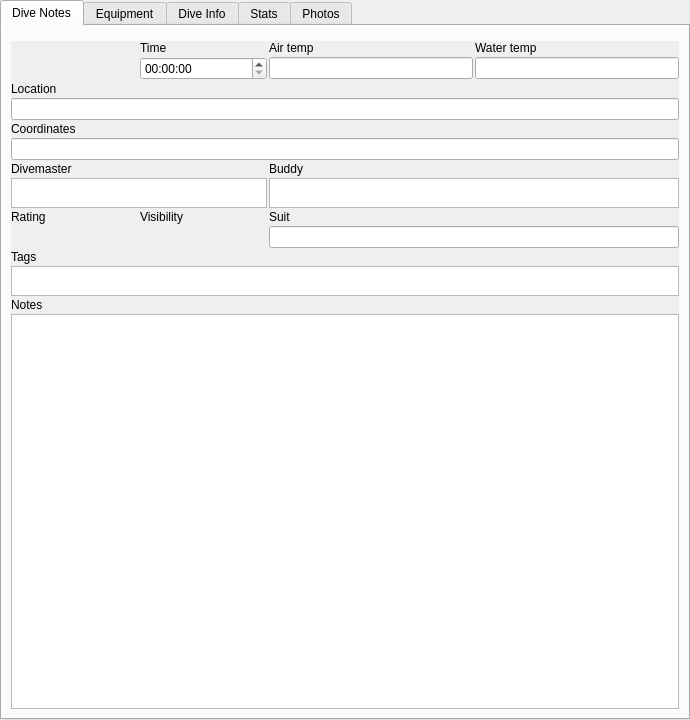
Old version of the form qt-ui/maintab.ui in the repository subsurface/subsurface.
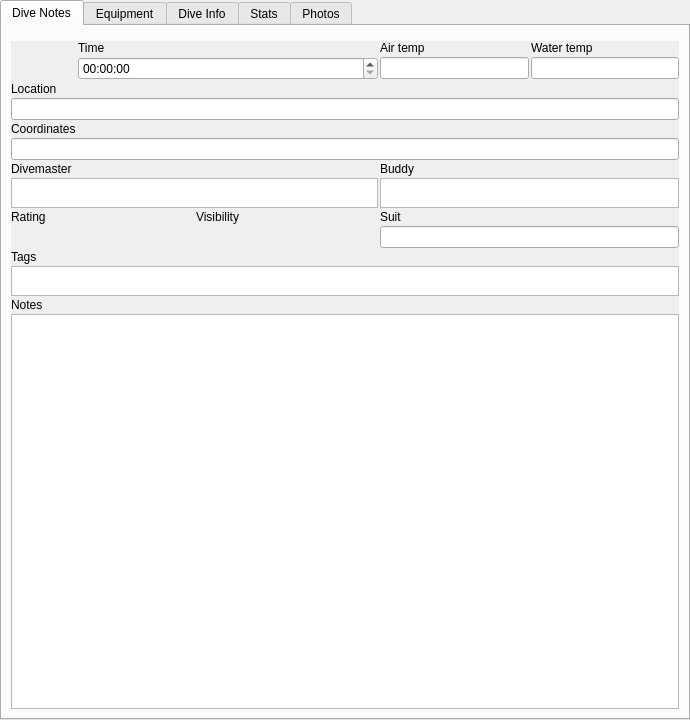
New version of the form. Custom widgets are drawn as their Qt base class.

Commit message:
Maintab: make design more fluid
I'm not sure I love the result just yet - the different fields don't quite
stretch in a natural way (i.e., they don't stretch proportionally), but at
least eventually they all stretch.

Fixes #569

Patch:
```diff
--- a/qt-ui/maintab.ui
+++ b/qt-ui/maintab.ui
@@ -37,8 +37,8 @@
         <rect>
          <x>0</x>
          <y>0</y>
-         <width>662</width>
-         <height>642</height>
+         <width>668</width>
+         <height>658</height>
         </rect>
        </property>
        <layout class="QGridLayout" name="gridLayout_2">
@@ -238,6 +238,12 @@
          <layout class="QHBoxLayout" name="ratingVisibilityLabels">
           <item>
            <widget class="QLabel" name="RatingLabel">
+            <property name="sizePolicy">
+             <sizepolicy hsizetype="MinimumExpanding" vsizetype="Preferred">
+              <horstretch>0</horstretch>
+              <verstretch>0</verstretch>
+             </sizepolicy>
+            </property>
             <property name="text">
              <string>Rating</string>
             </property>
@@ -245,6 +251,12 @@
           </item>
           <item>
            <widget class="QLabel" name="visibilityLabel">
+            <property name="sizePolicy">
+             <sizepolicy hsizetype="MinimumExpanding" vsizetype="Preferred">
+              <horstretch>0</horstretch>
+              <verstretch>0</verstretch>
+             </sizepolicy>
+            </property>
             <property name="text">
              <string>Visibility</string>
             </property>
@@ -256,6 +268,12 @@
          <layout class="QHBoxLayout" name="ratingVisibilityWidgets">
           <item>
            <widget class="StarWidget" name="rating" native="true">
+            <property name="sizePolicy">
+             <sizepolicy hsizetype="MinimumExpanding" vsizetype="Preferred">
+              <horstretch>0</horstretch>
+              <verstretch>0</verstretch>
+             </sizepolicy>
+            </property>
             <property name="focusPolicy">
              <enum>Qt::StrongFocus</enum>
             </property>
@@ -263,6 +281,12 @@
           </item>
           <item>
            <widget class="StarWidget" name="visibility" native="true">
+            <property name="sizePolicy">
+             <sizepolicy hsizetype="MinimumExpanding" vsizetype="Preferred">
+              <horstretch>0</horstretch>
+              <verstretch>0</verstretch>
+             </sizepolicy>
+            </property>
             <property name="focusPolicy">
              <enum>Qt::StrongFocus</enum>
             </property>
@@ -278,7 +302,14 @@
          </widget>
         </item>
         <item row="2" column="1">
-         <widget class="QTimeEdit" name="timeEdit"/>
+         <widget class="QTimeEdit" name="timeEdit">
+          <property name="sizePolicy">
+           <sizepolicy hsizetype="MinimumExpanding" vsizetype="Fixed">
+            <horstretch>0</horstretch>
+            <verstretch>0</verstretch>
+           </sizepolicy>
+          </property>
+         </widget>
         </item>
        </layout>
       </widget>
```
Left out of the diff: 12 changed lines with no effect on the pictures.
